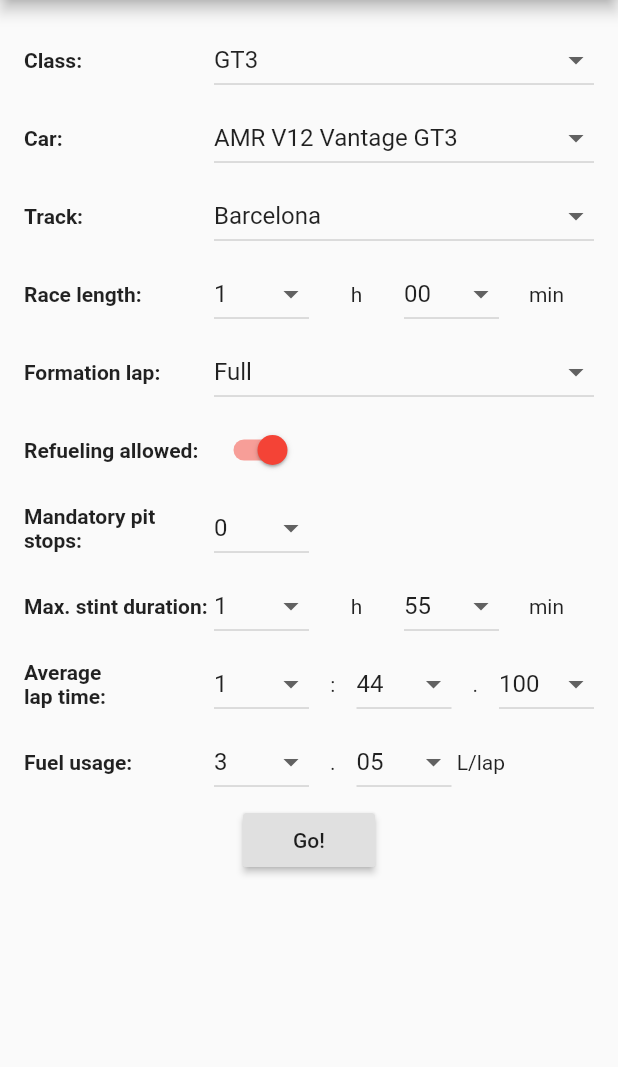
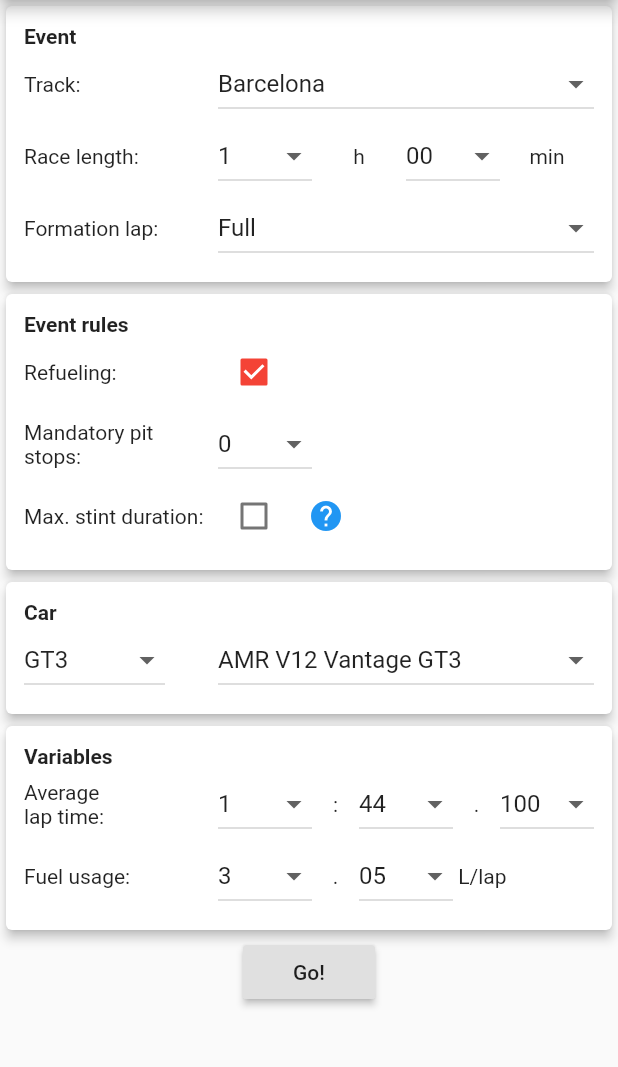
Before and after one commit to sylvainvillet/acc_race_strategy, a Flutter app: the screen it shows after launch, after a tap on "Go!", on a phone screen of 412 x 824 dp, the part 84-1151 px from its top. Run offline on Flutter 3.47's test engine with Material 2 defaults, Android fonts, the phone set to English and light mode, and no system bars; our stand-ins replace package_info, shared_preferences, theme_provider.

Commit message:
Reworked main screen with seperate cards for Event, Event rules and Variables and added Help pop-up for Max stint duration

```diff
--- a/lib/race.dart
+++ b/lib/race.dart
@@ -21,6 +21,7 @@
   int raceDuration;
   int realRaceDuration;
   int maxStintDuration;
+  bool maxStintDurationEnabled = false;
   bool refuelingAllowed;
   int mandatoryPitStops;
   double fuelUsage;
@@ -44,8 +45,11 @@
     // Calculate the max number of laps with full tank
     final double nbOfLapsWithFullTank = car.tank / fuelUsage;
 
-    int minimumPitStops = (raceDuration / maxStintDuration).floor();
-    minimumPitStops = max<int>(minimumPitStops, mandatoryPitStops);
+    int minimumPitStops = mandatoryPitStops;
+    if (maxStintDurationEnabled) {
+      minimumPitStops =
+          max<int>(minimumPitStops, (raceDuration / maxStintDuration).floor());
+    }
 
     // Calculate the number of laps
     nbOfLaps = _getNbOfLaps(raceDuration, formationLap, minimumPitStops,
@@ -120,7 +124,8 @@
         PitStop pitStop = new PitStop();
         pitStop.fuelToAdd = 0;
         pitStop.pitStopLap = lap - formationLap;
-        pitStop.raceTimeLeft = getRaceTimeLeft(pitStop.pitStopLap, i, strategy.realLapTime);
+        pitStop.raceTimeLeft =
+            getRaceTimeLeft(pitStop.pitStopLap, i, strategy.realLapTime);
         strategy.pitStops.add(pitStop);
         strategy.stints
             .add(Stint(nbOfLapsPerStint, realFuelUsage * nbOfLapsPerStint));
@@ -150,7 +155,8 @@
         PitStop pitStop = new PitStop();
         pitStop.fuelToAdd = fuelNeeded;
         pitStop.pitStopLap = lap - formationLap;
-        pitStop.raceTimeLeft = getRaceTimeLeft(pitStop.pitStopLap, i, strategy.realLapTime);
+        pitStop.raceTimeLeft =
+            getRaceTimeLeft(pitStop.pitStopLap, i, strategy.realLapTime);
         strategy.pitStops.add(pitStop);
         strategy.stints.add(Stint(nbOfLapsPerStint, fuelNeeded.toDouble()));
       }
@@ -170,9 +176,11 @@
         (nbOfLaps - formationLap);
   }
 
-  int getRaceTimeLeft(int nbOfLapsDone, int nbOfPitStopsDone, double realLapTime)
-  {
-    double timeLeft = raceDuration - nbOfLapsDone * realLapTime - nbOfPitStopsDone * track.timeLostInPits;
+  int getRaceTimeLeft(
+      int nbOfLapsDone, int nbOfPitStopsDone, double realLapTime) {
+    double timeLeft = raceDuration -
+        nbOfLapsDone * realLapTime -
+        nbOfPitStopsDone * track.timeLostInPits;
     if (timeLeft < 0) timeLeft = 0.0;
 
     return timeLeft.ceil();
--- a/lib/race_input.dart
+++ b/lib/race_input.dart
@@ -16,8 +16,10 @@
 }
 
 class RaceInputState extends State<RaceInput> {
-  Race _race = Race(
-      carsList[0], tracksList[0], 1, 3600, true, 0, 3.0, tracksList[0].lapTimeGT3);
+  Race _race = Race(carsList[0], tracksList[0], 1, 3600, true, 0, 3.0,
+      tracksList[0].lapTimeGT3);
+
+  bool _settingsLoaded = false;
 
   final margin = 4.0;
 
@@ -69,7 +71,8 @@
     _durationHoursDropDownMenuItems = getIntDropDownMenuItems(0, 24, 1, 0);
     _durationMinutesDropDownMenuItems = getIntDropDownMenuItems(0, 55, 5, 2);
     _stintDurationHoursDropDownMenuItems = getIntDropDownMenuItems(0, 1, 1, 0);
-    _stintDurationMinutesDropDownMenuItems = getIntDropDownMenuItems(0, 55, 5, 2);
+    _stintDurationMinutesDropDownMenuItems =
+        getIntDropDownMenuItems(0, 55, 5, 2);
     _lapTimeMinutesDropDownMenuItems = getIntDropDownMenuItems(0, 2, 1, 0);
     _lapTimeSecondsDropDownMenuItems = getIntDropDownMenuItems(0, 59, 1, 2);
     _lapTimeMillisecondsDropDownMenuItems =
@@ -89,8 +92,10 @@
 
     _classIndex = settings.getInt('classIndex') ?? 0;
 
-    _cars[0] = getCar('GT3', settings.getString(getCarSettingsKey('GT3')) ?? '');
-    _cars[1] = getCar('GT4', settings.getString(getCarSettingsKey('GT4')) ?? '');
+    _cars[0] =
+        getCar('GT3', settings.getString(getCarSettingsKey('GT3')) ?? '');
+    _cars[1] =
+        getCar('GT4', settings.getString(getCarSettingsKey('GT4')) ?? '');
 
     final trackName = settings.getString('trackName') ?? '';
 
@@ -99,7 +104,11 @@
       _race.track = getTrack(trackName);
       _race.formationLap = settings.getInt('formationLap') ?? 1;
       _race.raceDuration = settings.getInt('raceDuration') ?? 3600;
-      _race.maxStintDuration = settings.getInt('maxStintDuration') ?? 6900; // 1h55
+      _race.maxStintDuration =
+          settings.getInt('maxStintDuration') ?? 6900; // 1h55
+      _race.maxStintDurationEnabled =
+          settings.getBool('maxStintDurationEnabled') ??
+              (_race.maxStintDuration < 6900);
       _race.refuelingAllowed = settings.getBool('refuelingAllowed') ?? true;
       _race.mandatoryPitStops = settings.getInt('mandatoryPitStops') ?? 0;
       _loadLapTime();
@@ -114,6 +123,8 @@
       _lapTimeMinutes = (_race.lapTime / 60).floor();
       _lapTimeSeconds = (_race.lapTime - _lapTimeMinutes * 60).floor();
       _lapTimeMilliseconds = ((_race.lapTime * 10).round() % 10) * 100;
+
+      _settingsLoaded = true;
     });
   }
 
@@ -125,6 +136,7 @@
     settings.setString('trackName', _race.track.ksName);
     settings.setInt('formationLap', _race.formationLap);
     settings.setInt('raceDuration', _race.raceDuration);
+    settings.setBool('maxStintDurationEnabled', _race.maxStintDurationEnabled);
     settings.setInt('maxStintDuration', _race.maxStintDuration);
     settings.setBool('refuelingAllowed', _race.refuelingAllowed);
     settings.setInt('mandatoryPitStops', _race.mandatoryPitStops);
@@ -148,16 +160,14 @@
   void _saveLapTime() async {
     final settings = await SharedPreferences.getInstance();
     settings.setDouble(
-        getLapTimeSettingsKey(_race.track, _cars[_classIndex]),
-        _race.lapTime);
+        getLapTimeSettingsKey(_race.track, _cars[_classIndex]), _race.lapTime);
   }
 
   void resetLapTimes() async {
     final settings = await SharedPreferences.getInstance();
     for (Car car in carsList)
       for (Track track in tracksList)
-        settings.remove(
-            getLapTimeSettingsKey(track, car));
+        settings.remove(getLapTimeSettingsKey(track, car));
 
     _loadLapTime();
   }
@@ -166,7 +176,7 @@
     final settings = await SharedPreferences.getInstance();
     setState(() {
       _race.fuelUsage = settings.getDouble(
-          getFuelUsageSettingsKey(_race.track, _cars[_classIndex]))??
+              getFuelUsageSettingsKey(_race.track, _cars[_classIndex])) ??
           getFuelUsageDefault(_cars[_classIndex], _race.track);
       _fuelUsageLiters = _race.fuelUsage.floor();
       _fuelUsageCentiliters = (_race.fuelUsage * 100).floor() % 100;
@@ -175,8 +185,7 @@
 
   void _saveFuelUsage() async {
     final settings = await SharedPreferences.getInstance();
-    settings.setDouble(
-        getFuelUsageSettingsKey(_race.track, _cars[_classIndex]),
+    settings.setDouble(getFuelUsageSettingsKey(_race.track, _cars[_classIndex]),
         _race.fuelUsage);
   }
 
@@ -184,41 +193,52 @@
     final settings = await SharedPreferences.getInstance();
     for (Car car in carsList)
       for (Track track in tracksList)
-        settings.remove(
-            getFuelUsageSettingsKey(track, car));
+        settings.remove(getFuelUsageSettingsKey(track, car));
 
     _loadFuelUsage();
   }
 
   @override
   Widget build(BuildContext context) {
-    return SingleChildScrollView(
-      child: Container(
-        padding: const EdgeInsets.all(16),
+    return _settingsLoaded
+        ? SingleChildScrollView(
             child: Form(
               child: Column(
                 mainAxisAlignment: MainAxisAlignment.start,
                 children: <Widget>[
-              classRow(),
-              SizedBox(height: margin),
+                  _buildCard(
+                    'Event',
+                    Column(
+                      children: [
+                        trackRow(),
+                        durationRow(),
+                        formationLapRow(),
+                      ],
+                    ),
+                  ),
+                  _buildCard(
+                    'Event rules',
+                    Column(
+                      children: [
+                        refuelingAllowedRow(),
+                        mandatoryPitStopRow(),
+                        maxStintDurationRow(),
+                      ],
+                    ),
+                  ),
+                  _buildCard(
+                    'Car',
                     carRow(),
-              SizedBox(height: margin),
-              trackRow(),
-              SizedBox(height: margin),
-              durationRow(),
-              SizedBox(height: margin),
-              formationLapRow(),
-              SizedBox(height: margin),
-              refuelingAllowedRow(),
-              SizedBox(height: margin),
-              mandatoryPitStopRow(),
-              SizedBox(height: margin),
-              maxStintDurationRow(),
-              SizedBox(height: margin),
+                  ),
+                  _buildCard(
+                    'Variables',
+                    Column(
+                      children: [
                         lapTimeRow(),
-              SizedBox(height: margin),
                         fuelUsageRow(),
-              SizedBox(height: margin),
+                      ],
+                    ),
+                  ),
                   RaisedButton(
                     onPressed: () {
                       _race.car = _cars[_classIndex];
@@ -247,6 +267,26 @@
                 ],
               ),
             ),
+          )
+        : Center(child: CircularProgressIndicator());
+  }
+
+  Widget _buildCard(String title, Widget child) {
+    return Container(
+      width: double.infinity,
+      child: Card(
+        elevation: 3,
+        child: Padding(
+          padding: const EdgeInsets.all(12.0),
+          child: Column(
+            crossAxisAlignment: CrossAxisAlignment.start,
+            mainAxisAlignment: MainAxisAlignment.spaceBetween,
+            children: [
+              Text(title, style: TextStyle(fontWeight: FontWeight.bold)),
+              child,
+            ],
+          ),
+        ),
       ),
     );
   }
@@ -269,10 +309,12 @@
     return items;
   }
 
-  Widget classRow() {
-    return buildRowTextAndWidget(
-      "Class:",
-      DropdownButton(
+  Widget carRow() {
+    return Row(
+      children: [
+        Expanded(
+          flex: 3,
+          child: DropdownButton(
             value: _classIndex,
             items: _classDropDownMenuItems,
             onChanged: (int classIndex) {
@@ -284,13 +326,14 @@
             },
             isExpanded: true,
           ),
-    );
-  }
-
-  Widget carRow() {
-    return buildRowTextAndWidget(
-      "Car:",
-      Container(
+        ),
+        Spacer(),
+        SizedBox(
+          width: 4.0,
+        ),
+        Expanded(
+          flex: 8,
+          child: Container(
               child: IndexedStack(
             index: _classIndex,
             alignment: Alignment.centerLeft,
@@ -307,15 +350,14 @@
                 onChanged: carChanged,
                 isExpanded: true,
               ),
-            Text(_cars[2].displayName, style: Theme.of(context)
-                .textTheme
-                .subtitle1),
-            Text(_cars[3].displayName, style: Theme.of(context)
-                .textTheme
-                .subtitle1),
+              Text(_cars[2].displayName,
+                  style: Theme.of(context).textTheme.subtitle1),
+              Text(_cars[3].displayName,
+                  style: Theme.of(context).textTheme.subtitle1),
             ],
+          )),
         ),
-      )
+      ],
     );
   }
 
@@ -448,10 +490,10 @@
 
   Widget refuelingAllowedRow() {
     return buildRowTextAndWidget(
-      "Refueling allowed:",
+      "Refueling:",
       Row(
         children: <Widget>[
-          Switch(
+          Checkbox(
             value: _race.refuelingAllowed,
             onChanged: (bool value) {
               setState(() {
@@ -483,9 +525,62 @@
   }
 
   Widget maxStintDurationRow() {
-    return buildRowTextAndWidget(
+    return Column(
+      children: [
+        buildRowTextAndWidget(
           "Max. stint duration:",
           Row(
+            children: [
+              Checkbox(
+                value: _race.maxStintDurationEnabled,
+                onChanged: (value) {
+                  setState(() {
+                    _race.maxStintDurationEnabled = value;
+                  });
+                },
+              ),
+              IconButton(
+                icon: Icon(Icons.help, color: Colors.blue,),
+                onPressed: () {
+                  showDialog(
+                    context: context,
+                    barrierDismissible: true,
+                    builder: (BuildContext context) {
+                      return AlertDialog(
+                        title: Text('Maximum stint duration'),
+                        content: SingleChildScrollView(
+                          child: ListBody(
+                            children: <Widget>[
+                              Text(
+                                  'Enable \"Max. stint duration\" if the event defines the maximum time a driver can stay out without getting a penalty.\n'
+                                  'This can be used to balance fuel efficient cars in endurance races.'),
+                            ],
+                          ),
+                        ),
+                        actions: <Widget>[
+                          FlatButton(
+                            child: Text('Ok'),
+                            onPressed: () {
+                              Navigator.of(context).pop();
+                            },
+                          ),
+                        ],
+                      );
+                    },
+                  );
+                },
+              ),
+            ],
+          ),
+        ),
+        Row(
+          children: [
+            Spacer(),
+            Expanded(
+              flex: 2,
+              child: AnimatedCrossFade(
+                duration: const Duration(milliseconds: 300),
+                firstChild: Row(
                   children: <Widget>[
                     Expanded(
                       child: DropdownButton(
@@ -507,6 +602,15 @@
                     Expanded(child: Text('min', textAlign: TextAlign.center)),
                   ],
                 ),
+                secondChild: Container(),
+                crossFadeState: _race.maxStintDurationEnabled
+                    ? CrossFadeState.showFirst
+                    : CrossFadeState.showSecond,
+              ),
+            ),
+          ],
+        ),
+      ],
     );
   }
 
@@ -589,14 +693,16 @@
   void stintHoursChanged(int value) {
     setState(() {
       _stintDurationHours = value;
-      _race.maxStintDuration = _stintDurationHours * 3600 + _stintDurationMinutes * 60;
+      _race.maxStintDuration =
+          _stintDurationHours * 3600 + _stintDurationMinutes * 60;
     });
   }
 
   void stintMinutesChanged(int value) {
     setState(() {
       _stintDurationMinutes = value;
-      _race.maxStintDuration = _stintDurationHours * 3600 + _stintDurationMinutes * 60;
+      _race.maxStintDuration =
+          _stintDurationHours * 3600 + _stintDurationMinutes * 60;
     });
   }
 
@@ -615,7 +721,7 @@
   Future<void> _showErrorDialog() async {
     return showDialog<void>(
       context: context,
-      barrierDismissible: false, // user must tap button!
+      barrierDismissible: true,
       builder: (BuildContext context) {
         return AlertDialog(
           title: Text('No strategies found'),
--- a/lib/utils.dart
+++ b/lib/utils.dart
@@ -86,12 +86,13 @@
 }
 
 Widget buildRowTextAndWidget(String text, Widget inputWidget,
-    {FontWeight fontWeight = FontWeight.bold, int flex = 2}) {
+    {FontWeight fontWeight = FontWeight.normal, int flex = 2}) {
   return Row(
     children: <Widget>[
       Expanded(
         child: Text(text, style: TextStyle(fontWeight: fontWeight)),
       ),
+      SizedBox(width: 4.0,),
       Expanded(
         flex: flex,
         child: inputWidget,
```
Lines whose indentation alone changed are shown as unchanged.
